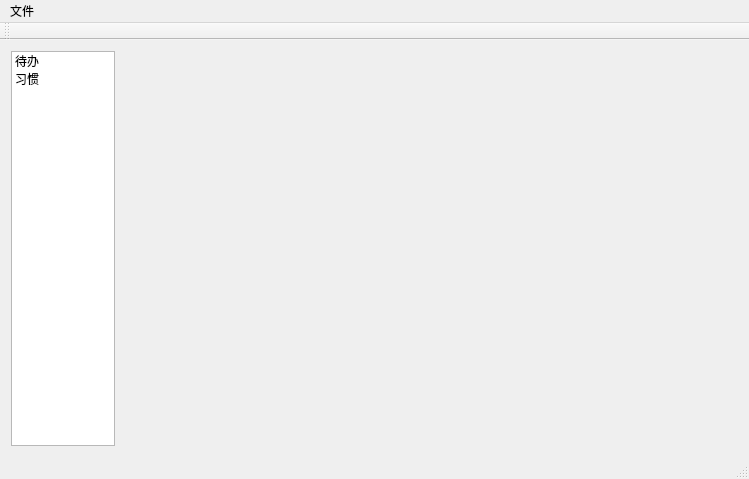
First picture: the form in TodoList.ui, repository doctordragon666/TodoList, before the edit.
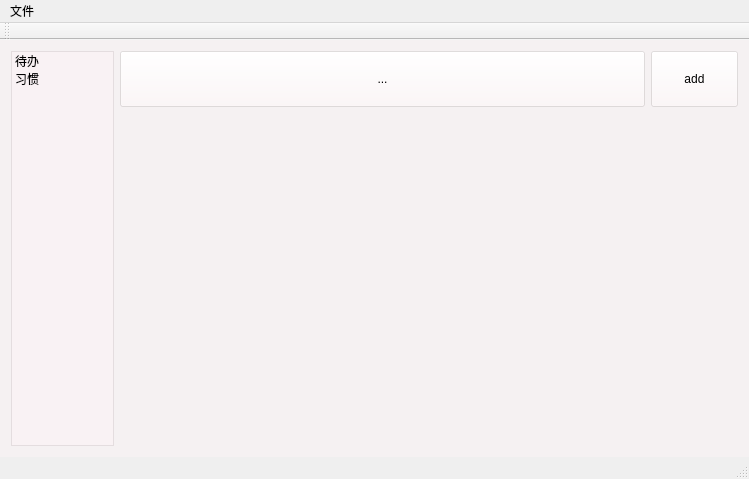
Second picture: the form after the edit. Icons and pictures are not drawn.

Patch:
```diff
--- a/TodoList.ui
+++ b/TodoList.ui
@@ -10,15 +10,30 @@
     <height>479</height>
    </rect>
   </property>
+  <property name="sizePolicy">
+   <sizepolicy hsizetype="Expanding" vsizetype="Expanding">
+    <horstretch>0</horstretch>
+    <verstretch>0</verstretch>
+   </sizepolicy>
+  </property>
   <property name="windowTitle">
    <string>TodoList</string>
   </property>
+  <property name="styleSheet">
+   <string notr="true"/>
+  </property>
   <widget class="QWidget" name="centralWidget">
+   <property name="styleSheet">
+    <string notr="true">background-color: rgba(255, 245, 247, 100);</string>
+   </property>
    <layout class="QGridLayout" name="gridLayout">
     <item row="0" column="0">
      <layout class="QGridLayout" name="main_layout" rowstretch="1,6" columnstretch="1,6">
       <item row="0" column="0" rowspan="2">
        <widget class="QListWidget" name="list_choose">
+        <property name="spacing">
+         <number>4</number>
+        </property>
         <item>
          <property name="text">
           <string>待办</string>
@@ -50,10 +65,41 @@
        </widget>
       </item>
       <item row="0" column="1">
-       <layout class="QHBoxLayout" name="tool_layout"/>
+       <layout class="QHBoxLayout" name="tool_layout" stretch="6,1">
+        <item>
+         <widget class="QToolButton" name="toolButton">
+          <property name="sizePolicy">
+           <sizepolicy hsizetype="Preferred" vsizetype="Preferred">
+            <horstretch>0</horstretch>
+            <verstretch>0</verstretch>
+           </sizepolicy>
+          </property>
+          <property name="text">
+           <string>...</string>
+          </property>
+         </widget>
+        </item>
+        <item>
+         <widget class="QPushButton" name="btn_add">
+          <property name="sizePolicy">
+           <sizepolicy hsizetype="Preferred" vsizetype="Preferred">
+            <horstretch>0</horstretch>
+            <verstretch>0</verstretch>
+           </sizepolicy>
+          </property>
+          <property name="text">
+           <string>add</string>
+          </property>
+          <property name="icon">
+           <iconset resource="TodoList.qrc">
+            <normaloff>:/TodoList/add_item.png</normaloff>:/TodoList/add_item.png</iconset>
+          </property>
+         </widget>
+        </item>
+       </layout>
       </item>
       <item row="1" column="1">
-       <layout class="QVBoxLayout" name="list_layout" stretch=""/>
+       <layout class="QVBoxLayout" name="list_layout"/>
       </item>
      </layout>
     </item>
```
Left out of the diff: 6 changed lines with no effect on the pictures.
